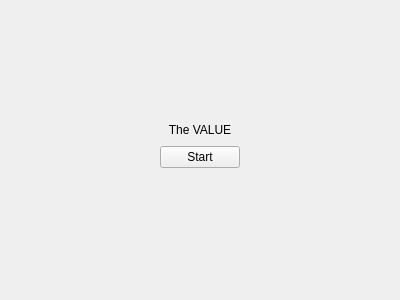
This is PySource/Widgets/home_page.ui in CorruptedBrainn/The-VALUE as Qt 5 draws it before an edit. The edited form follows.
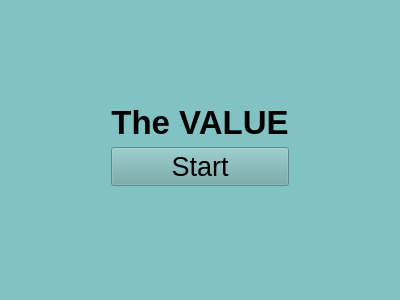
This is the edited form.

Patch:
```diff
--- a/PySource/Widgets/home_page.ui
+++ b/PySource/Widgets/home_page.ui
@@ -10,6 +10,475 @@
     <height>300</height>
    </rect>
   </property>
+  <property name="palette">
+   <palette>
+    <active>
+     <colorrole role="WindowText">
+      <brush brushstyle="SolidPattern">
+       <color alpha="255">
+        <red>0</red>
+        <green>0</green>
+        <blue>0</blue>
+       </color>
+      </brush>
+     </colorrole>
+     <colorrole role="Button">
+      <brush brushstyle="SolidPattern">
+       <color alpha="255">
+        <red>111</red>
+        <green>166</green>
+        <blue>166</blue>
+       </color>
+      </brush>
+     </colorrole>
+     <colorrole role="Light">
+      <brush brushstyle="SolidPattern">
+       <color alpha="255">
+        <red>206</red>
+        <green>255</green>
+        <blue>255</blue>
+       </color>
+      </brush>
+     </colorrole>
+     <colorrole role="Midlight">
+      <brush brushstyle="SolidPattern">
+       <color alpha="255">
+        <red>167</red>
+        <green>224</green>
+        <blue>224</blue>
+       </color>
+      </brush>
+     </colorrole>
+     <colorrole role="Dark">
+      <brush brushstyle="SolidPattern">
+       <color alpha="255">
+        <red>64</red>
+        <green>97</green>
+        <blue>97</blue>
+       </color>
+      </brush>
+     </colorrole>
+     <colorrole role="Mid">
+      <brush brushstyle="SolidPattern">
+       <color alpha="255">
+        <red>86</red>
+        <green>129</green>
+        <blue>129</blue>
+       </color>
+      </brush>
+     </colorrole>
+     <colorrole role="Text">
+      <brush brushstyle="SolidPattern">
+       <color alpha="255">
+        <red>0</red>
+        <green>0</green>
+        <blue>0</blue>
+       </color>
+      </brush>
+     </colorrole>
+     <colorrole role="BrightText">
+      <brush brushstyle="SolidPattern">
+       <color alpha="255">
+        <red>255</red>
+        <green>255</green>
+        <blue>255</blue>
+       </color>
+      </brush>
+     </colorrole>
+     <colorrole role="ButtonText">
+      <brush brushstyle="SolidPattern">
+       <color alpha="255">
+        <red>0</red>
+        <green>0</green>
+        <blue>0</blue>
+       </color>
+      </brush>
+     </colorrole>
+     <colorrole role="Base">
+      <brush brushstyle="SolidPattern">
+       <color alpha="255">
+        <red>255</red>
+        <green>255</green>
+        <blue>255</blue>
+       </color>
+      </brush>
+     </colorrole>
+     <colorrole role="Window">
+      <brush brushstyle="SolidPattern">
+       <color alpha="255">
+        <red>129</red>
+        <green>194</green>
+        <blue>194</blue>
+       </color>
+      </brush>
+     </colorrole>
+     <colorrole role="Shadow">
+      <brush brushstyle="SolidPattern">
+       <color alpha="255">
+        <red>0</red>
+        <green>0</green>
+        <blue>0</blue>
+       </color>
+      </brush>
+     </colorrole>
+     <colorrole role="AlternateBase">
+      <brush brushstyle="SolidPattern">
+       <color alpha="255">
+        <red>192</red>
+        <green>224</green>
+        <blue>224</blue>
+       </color>
+      </brush>
+     </colorrole>
+     <colorrole role="ToolTipBase">
+      <brush brushstyle="SolidPattern">
+       <color alpha="255">
+        <red>255</red>
+        <green>255</green>
+        <blue>220</blue>
+       </color>
+      </brush>
+     </colorrole>
+     <colorrole role="ToolTipText">
+      <brush brushstyle="SolidPattern">
+       <color alpha="255">
+        <red>0</red>
+        <green>0</green>
+        <blue>0</blue>
+       </color>
+      </brush>
+     </colorrole>
+     <colorrole role="PlaceholderText">
+      <brush brushstyle="SolidPattern">
+       <color alpha="127">
+        <red>0</red>
+        <green>0</green>
+        <blue>0</blue>
+       </color>
+      </brush>
+     </colorrole>
+     <colorrole role="Accent">
+      <brush brushstyle="SolidPattern">
+       <color alpha="255">
+        <red>255</red>
+        <green>255</green>
+        <blue>255</blue>
+       </color>
+      </brush>
+     </colorrole>
+    </active>
+    <inactive>
+     <colorrole role="WindowText">
+      <brush brushstyle="SolidPattern">
+       <color alpha="255">
+        <red>0</red>
+        <green>0</green>
+        <blue>0</blue>
+       </color>
+      </brush>
+     </colorrole>
+     <colorrole role="Button">
+      <brush brushstyle="SolidPattern">
+       <color alpha="255">
+        <red>111</red>
+        <green>166</green>
+        <blue>166</blue>
+       </color>
+      </brush>
+     </colorrole>
+     <colorrole role="Light">
+      <brush brushstyle="SolidPattern">
+       <color alpha="255">
+        <red>206</red>
+        <green>255</green>
+        <blue>255</blue>
+       </color>
+      </brush>
+     </colorrole>
+     <colorrole role="Midlight">
+      <brush brushstyle="SolidPattern">
+       <color alpha="255">
+        <red>167</red>
+        <green>224</green>
+        <blue>224</blue>
+       </color>
+      </brush>
+     </colorrole>
+     <colorrole role="Dark">
+      <brush brushstyle="SolidPattern">
+       <color alpha="255">
+        <red>64</red>
+        <green>97</green>
+        <blue>97</blue>
+       </color>
+      </brush>
+     </colorrole>
+     <colorrole role="Mid">
+      <brush brushstyle="SolidPattern">
+       <color alpha="255">
+        <red>86</red>
+        <green>129</green>
+        <blue>129</blue>
+       </color>
+      </brush>
+     </colorrole>
+     <colorrole role="Text">
+      <brush brushstyle="SolidPattern">
+       <color alpha="255">
+        <red>0</red>
+        <green>0</green>
+        <blue>0</blue>
+       </color>
+      </brush>
+     </colorrole>
+     <colorrole role="BrightText">
+      <brush brushstyle="SolidPattern">
+       <color alpha="255">
+        <red>255</red>
+        <green>255</green>
+        <blue>255</blue>
+       </color>
+      </brush>
+     </colorrole>
+     <colorrole role="ButtonText">
+      <brush brushstyle="SolidPattern">
+       <color alpha="255">
+        <red>0</red>
+        <green>0</green>
+        <blue>0</blue>
+       </color>
+      </brush>
+     </colorrole>
+     <colorrole role="Base">
+      <brush brushstyle="SolidPattern">
+       <color alpha="255">
+        <red>255</red>
+        <green>255</green>
+        <blue>255</blue>
+       </color>
+      </brush>
+     </colorrole>
+     <colorrole role="Window">
+      <brush brushstyle="SolidPattern">
+       <color alpha="255">
+        <red>129</red>
+        <green>194</green>
+        <blue>194</blue>
+       </color>
+      </brush>
+     </colorrole>
+     <colorrole role="Shadow">
+      <brush brushstyle="SolidPattern">
+       <color alpha="255">
+        <red>0</red>
+        <green>0</green>
+        <blue>0</blue>
+       </color>
+      </brush>
+     </colorrole>
+     <colorrole role="AlternateBase">
+      <brush brushstyle="SolidPattern">
+       <color alpha="255">
+        <red>192</red>
+        <green>224</green>
+        <blue>224</blue>
+       </color>
+      </brush>
+     </colorrole>
+     <colorrole role="ToolTipBase">
+      <brush brushstyle="SolidPattern">
+       <color alpha="255">
+        <red>255</red>
+        <green>255</green>
+        <blue>220</blue>
+       </color>
+      </brush>
+     </colorrole>
+     <colorrole role="ToolTipText">
+      <brush brushstyle="SolidPattern">
+       <color alpha="255">
+        <red>0</red>
+        <green>0</green>
+        <blue>0</blue>
+       </color>
+      </brush>
+     </colorrole>
+     <colorrole role="PlaceholderText">
+      <brush brushstyle="SolidPattern">
+       <color alpha="127">
+        <red>0</red>
+        <green>0</green>
+        <blue>0</blue>
+       </color>
+      </brush>
+     </colorrole>
+     <colorrole role="Accent">
+      <brush brushstyle="SolidPattern">
+       <color alpha="255">
+        <red>255</red>
+        <green>255</green>
+        <blue>255</blue>
+       </color>
+      </brush>
+     </colorrole>
+    </inactive>
+    <disabled>
+     <colorrole role="WindowText">
+      <brush brushstyle="SolidPattern">
+       <color alpha="255">
+        <red>64</red>
+        <green>97</green>
+        <blue>97</blue>
+       </color>
+      </brush>
+     </colorrole>
+     <colorrole role="Button">
+      <brush brushstyle="SolidPattern">
+       <color alpha="255">
+        <red>111</red>
+        <green>166</green>
+        <blue>166</blue>
+       </color>
+      </brush>
+     </colorrole>
+     <colorrole role="Light">
+      <brush brushstyle="SolidPattern">
+       <color alpha="255">
+        <red>206</red>
+        <green>255</green>
+        <blue>255</blue>
+       </color>
+      </brush>
+     </colorrole>
+     <colorrole role="Midlight">
+      <brush brushstyle="SolidPattern">
+       <color alpha="255">
+        <red>167</red>
+        <green>224</green>
+        <blue>224</blue>
+       </color>
+      </brush>
+     </colorrole>
+     <colorrole role="Dark">
+      <brush brushstyle="SolidPattern">
+       <color alpha="255">
+        <red>64</red>
+        <green>97</green>
+        <blue>97</blue>
+       </color>
+      </brush>
+     </colorrole>
+     <colorrole role="Mid">
+      <brush brushstyle="SolidPattern">
+       <color alpha="255">
+        <red>86</red>
+        <green>129</green>
+        <blue>129</blue>
+       </color>
+      </brush>
+     </colorrole>
+     <colorrole role="Text">
+      <brush brushstyle="SolidPattern">
+       <color alpha="255">
+        <red>64</red>
+        <green>97</green>
+        <blue>97</blue>
+       </color>
+      </brush>
+     </colorrole>
+     <colorrole role="BrightText">
+      <brush brushstyle="SolidPattern">
+       <color alpha="255">
+        <red>255</red>
+        <green>255</green>
+        <blue>255</blue>
+       </color>
+      </brush>
+     </colorrole>
+     <colorrole role="ButtonText">
+      <brush brushstyle="SolidPattern">
+       <color alpha="255">
+        <red>64</red>
+        <green>97</green>
+        <blue>97</blue>
+       </color>
+      </brush>
+     </colorrole>
+     <colorrole role="Base">
+      <brush brushstyle="SolidPattern">
+       <color alpha="255">
+        <red>129</red>
+        <green>194</green>
+        <blue>194</blue>
+       </color>
+      </brush>
+     </colorrole>
+     <colorrole role="Window">
+      <brush brushstyle="SolidPattern">
+       <color alpha="255">
+        <red>129</red>
+        <green>194</green>
+        <blue>194</blue>
+       </color>
+      </brush>
+     </colorrole>
+     <colorrole role="Shadow">
+      <brush brushstyle="SolidPattern">
+       <color alpha="255">
+        <red>0</red>
+        <green>0</green>
+        <blue>0</blue>
+       </color>
+      </brush>
+     </colorrole>
+     <colorrole role="AlternateBase">
+      <brush brushstyle="SolidPattern">
+       <color alpha="255">
+        <red>129</red>
+        <green>194</green>
+        <blue>194</blue>
+       </color>
+      </brush>
+     </colorrole>
+     <colorrole role="ToolTipBase">
+      <brush brushstyle="SolidPattern">
+       <color alpha="255">
+        <red>255</red>
+        <green>255</green>
+        <blue>220</blue>
+       </color>
+      </brush>
+     </colorrole>
+     <colorrole role="ToolTipText">
+      <brush brushstyle="SolidPattern">
+       <color alpha="255">
+        <red>0</red>
+        <green>0</green>
+        <blue>0</blue>
+       </color>
+      </brush>
+     </colorrole>
+     <colorrole role="PlaceholderText">
+      <brush brushstyle="SolidPattern">
+       <color alpha="127">
+        <red>64</red>
+        <green>97</green>
+        <blue>97</blue>
+       </color>
+      </brush>
+     </colorrole>
+     <colorrole role="Accent">
+      <brush brushstyle="SolidPattern">
+       <color alpha="255">
+        <red>168</red>
+        <green>252</green>
+        <blue>252</blue>
+       </color>
+      </brush>
+     </colorrole>
+    </disabled>
+   </palette>
+  </property>
   <property name="windowTitle">
    <string>Form</string>
   </property>
@@ -47,6 +516,12 @@
    </item>
    <item row="1" column="1">
     <widget class="QLabel" name="label">
+     <property name="font">
+      <font>
+       <pointsize>25</pointsize>
+       <bold>true</bold>
+      </font>
+     </property>
      <property name="text">
       <string>The VALUE</string>
      </property>
@@ -57,6 +532,12 @@
    </item>
    <item row="2" column="1">
     <widget class="QPushButton" name="startButton">
+     <property name="font">
+      <font>
+       <pointsize>20</pointsize>
+       <bold>false</bold>
+      </font>
+     </property>
      <property name="text">
       <string>Start</string>
      </property>
```
